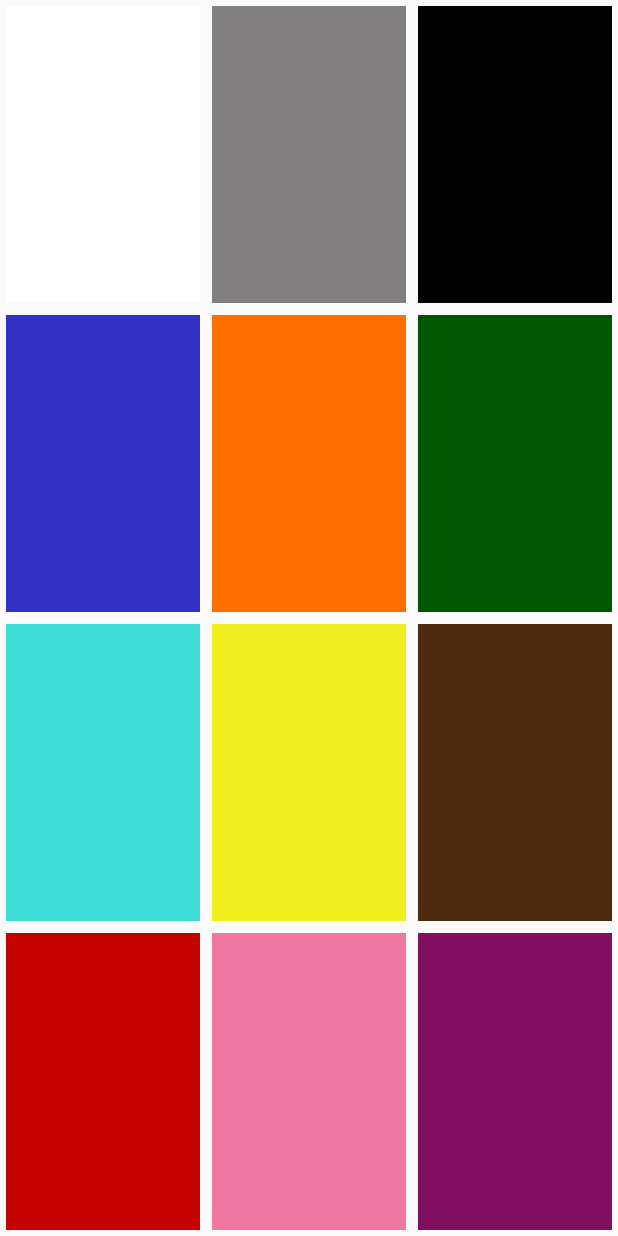
After one commit to alonm16/LaundrySorter, an Android app: the ColorPicker screen opened directly, with no data from a screen before it, on a phone screen of 412 x 824 dp. The commit adds this screen. Run offline under Robolectric (Android 15) with nearby library versions, the phone set to English and light mode, and no system bars.

Commit message:
did something

```diff
--- a/app/src/main/AndroidManifest.xml
+++ b/app/src/main/AndroidManifest.xml
@@ -9,7 +9,8 @@
         android:roundIcon="@mipmap/ic_launcher_round"
         android:supportsRtl="true"
         android:theme="@style/AppTheme">
-        <activity android:name=".HomeActivity"></activity>
+        <activity android:name=".ColorPicker"></activity>
+        <activity android:name=".HomeActivity" />
         <activity android:name=".SignUpActivity" />
         <activity android:name=".MainActivity">
             <intent-filter>
--- /dev/null
+++ b/app/src/main/java/com/example/laundrysorter/ColorPicker.java
@@ -0,0 +1,16 @@
+package com.example.laundrysorter;
+
+import androidx.appcompat.app.AppCompatActivity;
+
+import android.os.Bundle;
+
+public class ColorPicker extends AppCompatActivity {
+
+
+
+    @Override
+    protected void onCreate(Bundle savedInstanceState) {
+        super.onCreate(savedInstanceState);
+        setContentView(R.layout.activity_color_picker);
+    }
+}
--- /dev/null
+++ b/app/src/main/res/drawable/chosen.xml
@@ -0,0 +1,4 @@
+<?xml version="1.0" encoding="utf-8"?>
+<shape xmlns:android="http://schemas.android.com/apk/res/android" android:shape="rectangle">
+<stroke android:width="1dp" android:color="@color/buttonPurple"/>
+</shape>
--- a/app/src/main/res/drawable/custom_edittext.xml
+++ b/app/src/main/res/drawable/custom_edittext.xml
@@ -2,5 +2,5 @@
 <shape xmlns:android="http://schemas.android.com/apk/res/android" android:shape="rectangle">
     <corners android:radius="10dp"/>
     <gradient android:startColor="@color/colorAccent" android:endColor="@color/colorAccentLight" android:type="linear"/>
-
+    <stroke android:width="1dp" android:color="@color/colorPrimaryText"/>
 </shape>
--- a/app/src/main/res/drawable/logo_shape.xml
+++ b/app/src/main/res/drawable/logo_shape.xml
@@ -1,6 +1,6 @@
 <?xml version="1.0" encoding="utf-8"?>
 <shape xmlns:android="http://schemas.android.com/apk/res/android" android:shape="rectangle">
     <gradient android:startColor="@color/colorAccent" android:endColor="@color/colorAccentLight" android:type="linear"/>
-    <corners android:bottomLeftRadius="50dp" android:bottomRightRadius="50dp" android:topRightRadius="50dp" android:topLeftRadius="0dp"/>
-
+    <corners android:bottomLeftRadius="50dp" android:bottomRightRadius="3dp" android:topRightRadius="50dp" android:topLeftRadius="0dp"/>
+    <stroke android:color="@color/colorPrimaryText" android:width="1dp"/>
 </shape>
--- /dev/null
+++ b/app/src/main/res/drawable/not_chosen.xml
@@ -0,0 +1,3 @@
+<?xml version="1.0" encoding="utf-8"?>
+<shape xmlns:android="http://schemas.android.com/apk/res/android" android:shape="rectangle">
+</shape>
--- /dev/null
+++ b/app/src/main/res/layout/activity_color_picker.xml
@@ -0,0 +1,157 @@
+<?xml version="1.0" encoding="utf-8"?>
+<androidx.constraintlayout.widget.ConstraintLayout xmlns:android="http://schemas.android.com/apk/res/android"
+    xmlns:app="http://schemas.android.com/apk/res-auto"
+    xmlns:tools="http://schemas.android.com/tools"
+    android:layout_width="match_parent"
+    android:layout_height="match_parent"
+    tools:context=".ColorPicker">
+
+    <LinearLayout
+        android:layout_width="match_parent"
+        android:layout_height="match_parent"
+        android:orientation="vertical"
+        app:layout_constraintBottom_toBottomOf="parent"
+        app:layout_constraintEnd_toEndOf="parent"
+        app:layout_constraintStart_toStartOf="parent"
+        app:layout_constraintTop_toTopOf="parent">
+
+        <LinearLayout
+            android:layout_width="match_parent"
+            android:layout_height="0dp"
+            android:layout_weight="1"
+            android:orientation="horizontal">
+
+            <TextView
+                android:id="@+id/textView1"
+                android:layout_width="match_parent"
+                android:layout_height="match_parent"
+                android:layout_margin="4dp"
+
+                android:layout_weight="1"
+                android:background="@color/pickerWhite" />
+
+            <TextView
+                android:id="@+id/textView2"
+                android:layout_width="match_parent"
+                android:layout_height="match_parent"
+                android:layout_margin="4dp"
+                android:layout_weight="1"
+                android:background="@color/pickerLightGray" />
+
+            <TextView
+                android:id="@+id/textView4"
+                android:layout_width="match_parent"
+                android:layout_height="match_parent"
+                android:layout_margin="4dp"
+                android:layout_weight="1"
+                android:background="@color/pickerBlack" />
+
+        </LinearLayout>
+
+
+
+        <LinearLayout
+            android:layout_width="match_parent"
+            android:layout_height="0dp"
+            android:layout_weight="1"
+            android:orientation="horizontal">
+
+            <TextView
+                android:id="@+id/textView5"
+                android:layout_width="match_parent"
+                android:layout_height="match_parent"
+                android:layout_margin="4dp"
+                android:layout_weight="1"
+                android:background="@color/pickerBlue"
+                android:textSize="22sp" />
+
+            <TextView
+                android:id="@+id/textView6"
+                android:layout_width="match_parent"
+                android:layout_height="match_parent"
+                android:layout_margin="4dp"
+                android:layout_weight="1"
+                android:background="@color/pickerOrange"
+                android:textSize="22sp" />
+
+            <TextView
+                android:id="@+id/textView7"
+                android:layout_width="match_parent"
+                android:layout_height="match_parent"
+                android:layout_margin="4dp"
+                android:layout_weight="1"
+                android:background="@color/pickerGreen"
+                android:textSize="22sp" />
+
+        </LinearLayout>
+
+
+
+        <LinearLayout
+            android:layout_width="match_parent"
+            android:layout_height="0dp"
+            android:layout_weight="1"
+            android:orientation="horizontal">
+
+            <TextView
+                android:id="@+id/textView9"
+                android:layout_width="match_parent"
+                android:layout_height="match_parent"
+                android:layout_margin="4dp"
+                android:layout_weight="1"
+                android:background="@color/pickerLightBlue" />
+
+            <TextView
+                android:id="@+id/textView8"
+                android:layout_width="match_parent"
+                android:layout_height="match_parent"
+                android:layout_margin="4dp"
+                android:layout_weight="1"
+                android:background="@color/pickerYellow" />
+
+            <TextView
+                android:id="@+id/textView12"
+                android:layout_width="match_parent"
+                android:layout_height="match_parent"
+                android:layout_margin="4dp"
+                android:layout_weight="1"
+                android:background="@color/pickerBrown" />
+
+        </LinearLayout>
+
+
+        <LinearLayout
+            android:layout_width="match_parent"
+            android:layout_height="0dp"
+            android:layout_weight="1"
+            android:orientation="horizontal">
+
+            <TextView
+                android:id="@+id/textView13"
+                android:layout_width="match_parent"
+                android:layout_height="match_parent"
+                android:layout_margin="4dp"
+                android:layout_weight="1"
+                android:background="@color/pickerRed" />
+
+            <TextView
+                android:id="@+id/textView15"
+                android:layout_width="match_parent"
+                android:layout_height="match_parent"
+                android:layout_margin="4dp"
+                android:layout_weight="1"
+                android:background="@color/pickerLightPink" />
+
+            <TextView
+                android:id="@+id/textView16"
+                android:layout_width="match_parent"
+                android:layout_height="match_parent"
+                android:layout_margin="4dp"
+                android:layout_weight="1"
+                android:background="@color/pickerPurple" />
+
+        </LinearLayout>
+
+
+    </LinearLayout>
+</androidx.constraintlayout.widget.ConstraintLayout>
--- a/app/src/main/res/layout/activity_main.xml
+++ b/app/src/main/res/layout/activity_main.xml
@@ -45,10 +45,11 @@
         android:layout_height="match_parent"
         app:layout_constraintBottom_toBottomOf="parent"
         app:layout_constraintEnd_toEndOf="parent"
+        app:layout_constraintHorizontal_bias="0.0"
         app:layout_constraintStart_toStartOf="parent"
         app:layout_constraintTop_toTopOf="parent"
-        tools:visibility="invisible"
-        >
+        app:layout_constraintVertical_bias="0.0"
+        tools:visibility="invisible">
 
 
         <TextView
@@ -85,12 +86,12 @@
             android:background="@drawable/custom_edittext"
             android:ems="10"
             android:hint="@string/email"
-            android:textColorHint="@color/colorPrimaryText"
             android:importantForAutofill="no"
             android:inputType="textEmailAddress"
             android:paddingLeft="16dp"
             android:paddingRight="16dp"
             android:textColor="@color/colorPrimaryText"
+            android:textColorHint="@color/colorPrimaryText"
             android:textSize="18sp"
             app:layout_constraintEnd_toEndOf="parent"
             app:layout_constraintHorizontal_bias="0.333"
@@ -108,13 +109,13 @@
             android:background="@drawable/custom_edittext"
             android:ems="10"
             android:hint="@string/password"
-            android:textColorHint="@color/colorPrimaryText"
             android:importantForAutofill="no"
             android:inputType="textPassword"
             android:maxLength="55"
             android:paddingLeft="16dp"
             android:paddingRight="16dp"
             android:textColor="@color/colorPrimaryText"
+            android:textColorHint="@color/colorPrimaryText"
             android:textSize="18sp"
             app:layout_constraintBottom_toTopOf="@+id/tvForgotPass"
             app:layout_constraintEnd_toEndOf="parent"
@@ -134,11 +135,11 @@
             android:focusable="true"
             android:padding="5dp"
             android:text="@string/forgot_password"
-            android:visibility="invisible"
+            android:textColor="@color/colorAccent"
 
-            android:textColor="@color/colorAccent"
             android:textSize="18sp"
             android:textStyle="bold"
+            android:visibility="invisible"
             app:layout_constraintBottom_toTopOf="@+id/btn_signin"
             app:layout_constraintStart_toStartOf="parent"
             app:layout_constraintTop_toBottomOf="@+id/ed_signin_pass" />
--- a/app/src/main/res/values/colors.xml
+++ b/app/src/main/res/values/colors.xml
@@ -2,15 +2,47 @@
 <resources>
     <color name="colorPrimary">#4B4B4B</color>
     <color name="colorPrimaryDark">#303030</color>
-    <color name="colorAccent">#C74FDF</color>
-    <color name="colorAccentLight">#BE6FDD</color>
+    <color name="colorAccent">#E49FF8</color>
+    <color name="colorAccentLight">#CFA9E6</color>
     <color name="colorAccentOld">#CDDC39</color>
     <color name="colorAccentLightOld">#DCE775</color>
-    <color name="colorPrimaryText">#58F8EB</color>
+    <color name="colorPrimaryText">#5C0864</color>
     <color name="darkGray">#303030</color>
     <color name="Gray">#4B4B4B</color>
-    <color name="veryLightGray">#C5C0C0</color>
-    <color name="veryLightGrayLighter">#C5C5C5</color>
+    <color name="veryLightGray">#ECE9E9</color>
+    <color name="veryLightGrayLighter">#ECECEC</color>
     <color name="redAlert">#780000</color>
 
+    <color name="buttonPurple">#200827</color>
+
+
+
+
+    <color name="pickerWhite">#FFFFFF</color>
+    <color name="pickerLightGray">#817F7F</color>
+    <color name="pickerDarkGray">#383838</color>
+    <color name="pickerBlack">#000000</color>
+
+
+    <color name="pickerBlue">#3131C7</color>
+    <color name="pickerOrange">#FF6F00</color>
+    <color name="pickerGreen">#005700</color>
+    <color name="pickerYellow">#F0F021</color>
+
+
+    <color name="pickerLightBlue">#3DDBD6</color>
+    <color name="pickerLightGreen">#79E250</color>
+    <color name="pickerDarkYellow">#FF9800</color>
+    <color name="pickerBrown">#4E2A0F</color>
+
+    <color name="pickerRed">#C40101</color>
+    <color name="pickerDarkPink">#D81B60</color>
+    <color name="pickerLightPink">#F077A1</color>
+    <color name="pickerPurple">#800E61</color>
+
+
+
+
+
+
 </resources>
```
